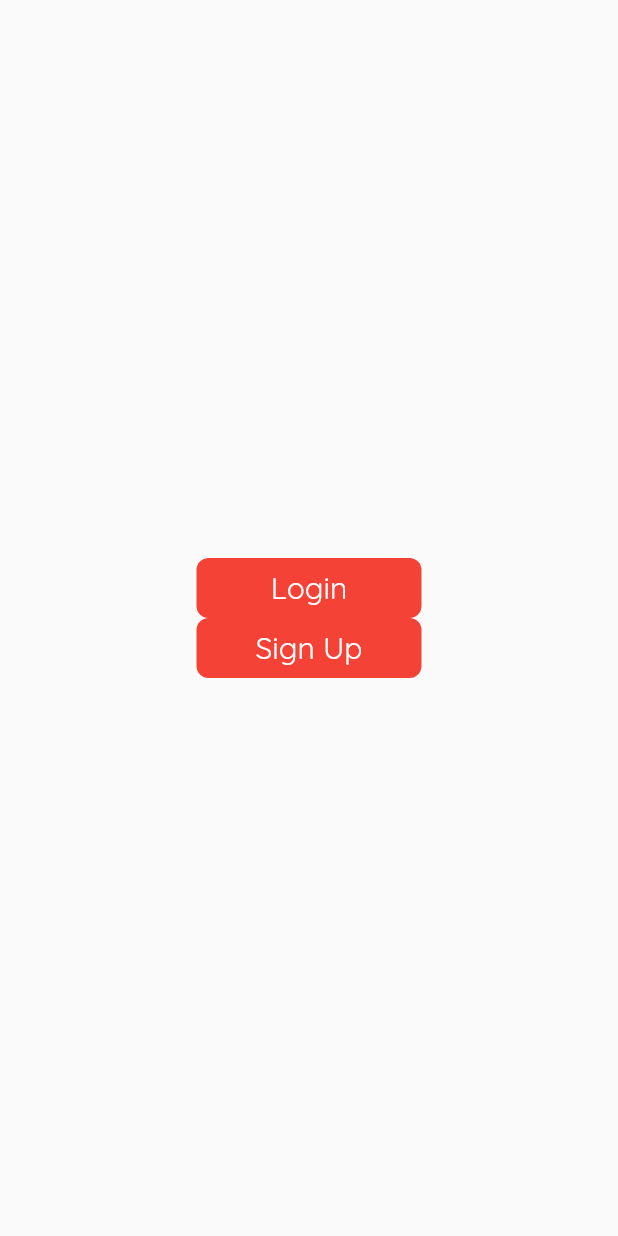
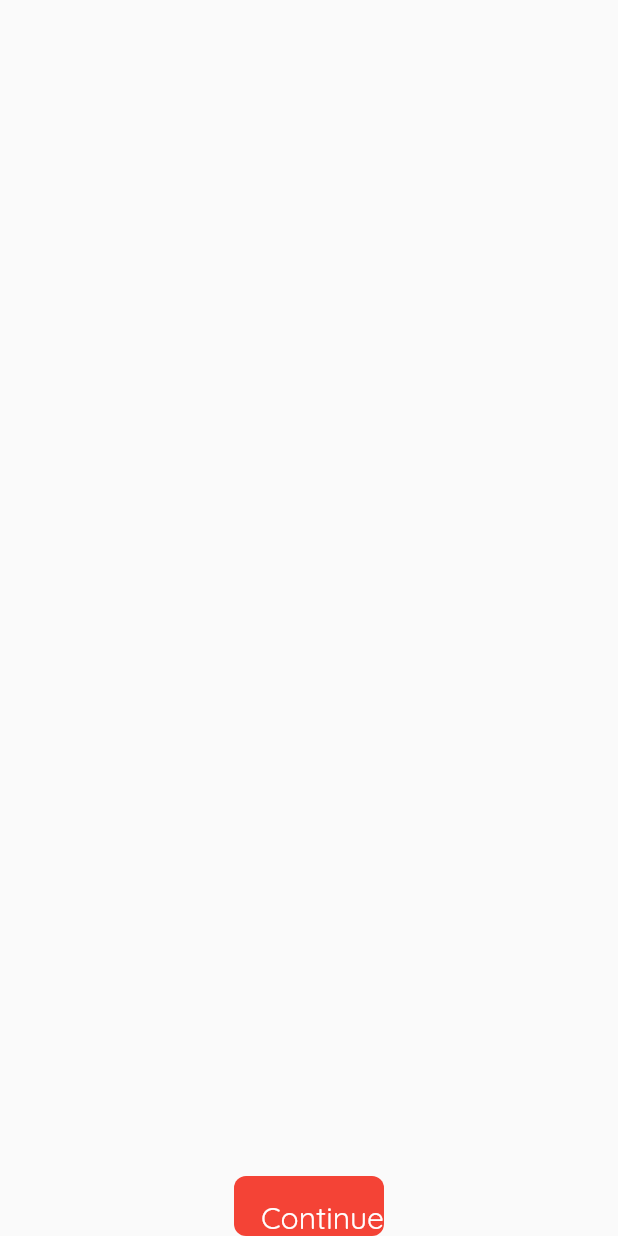
Before and after one commit to SoumishDas/entrego, a Flutter app: the screen it shows after launch, on a phone screen of 412 x 824 dp. Run offline on Flutter 3.47's test engine with Material 2 defaults, Android fonts, the light colour scheme and no system bars; our stand-ins replace firebase_auth, firebase_core, google_fonts, google_sign_in; accounts and stored records are empty.

Commit message:
New commit

```diff
--- a/lib/pages/FirstPage.dart
+++ b/lib/pages/FirstPage.dart
@@ -1,3 +1,4 @@
+import 'package:entrego/utils/auth.dart';
 import 'package:flutter/material.dart';
 import '../utils/MyRoutes.dart';
 
@@ -11,7 +12,9 @@ class FirstPage extends StatefulWidget {
 class _FirstPageState extends State<FirstPage> {
   bool onChanged = false;
 
-  moveToHome(BuildContext context) async {
+  AuthState authState = AuthState();
+
+  moveTo2ndPg(BuildContext context) async {
     setState(() {
       onChanged = true;
     });
@@ -28,15 +31,17 @@ class _FirstPageState extends State<FirstPage> {
     return Scaffold(
       body: Center(
         child: Column(
-          mainAxisAlignment: MainAxisAlignment.center,
+          mainAxisAlignment: MainAxisAlignment.end,
           children: [
             InkWell(
-              onTap: () {},
+              onTap: () {
+                moveTo2ndPg(context);
+              },
               child: AnimatedContainer(
                 duration: const Duration(milliseconds: 1000),
-                width: onChanged ? 50 : 150,
+                width: onChanged ? 50 : 100,
                 height: onChanged ? 50 : 40,
-                alignment: Alignment.center,
+                alignment: Alignment.bottomRight,
                 decoration: BoxDecoration(
                     color: Colors.red,
                     borderRadius: BorderRadius.circular(onChanged ? 50 : 8)),
@@ -46,28 +51,7 @@ class _FirstPageState extends State<FirstPage> {
                         color: Colors.white,
                       )
                     : const Text(
-                        "Login",
-                        style: TextStyle(color: Colors.white, fontSize: 20),
-                      ),
-              ),
-            ),
-            InkWell(
-              onTap: () {},
-              child: AnimatedContainer(
-                duration: const Duration(milliseconds: 1000),
-                width: onChanged ? 50 : 150,
-                height: onChanged ? 50 : 40,
-                alignment: Alignment.center,
-                decoration: BoxDecoration(
-                    color: Colors.red,
-                    borderRadius: BorderRadius.circular(onChanged ? 50 : 8)),
-                child: onChanged
-                    ? const Icon(
-                        Icons.arrow_forward_sharp,
-                        color: Colors.white,
-                      )
-                    : const Text(
-                        "Sign Up",
+                        "Continue",
                         style: TextStyle(color: Colors.white, fontSize: 20),
                       ),
               ),
```
Also changed, not shown: google-services.json (deleted, +0 -39 lines), lib/pages/login.dart (+59 -1 lines), lib/utils/auth.dart (added, +40 -0 lines), pubspec.yaml (+10 -23 lines), pubspec.lock, 2 other files.
